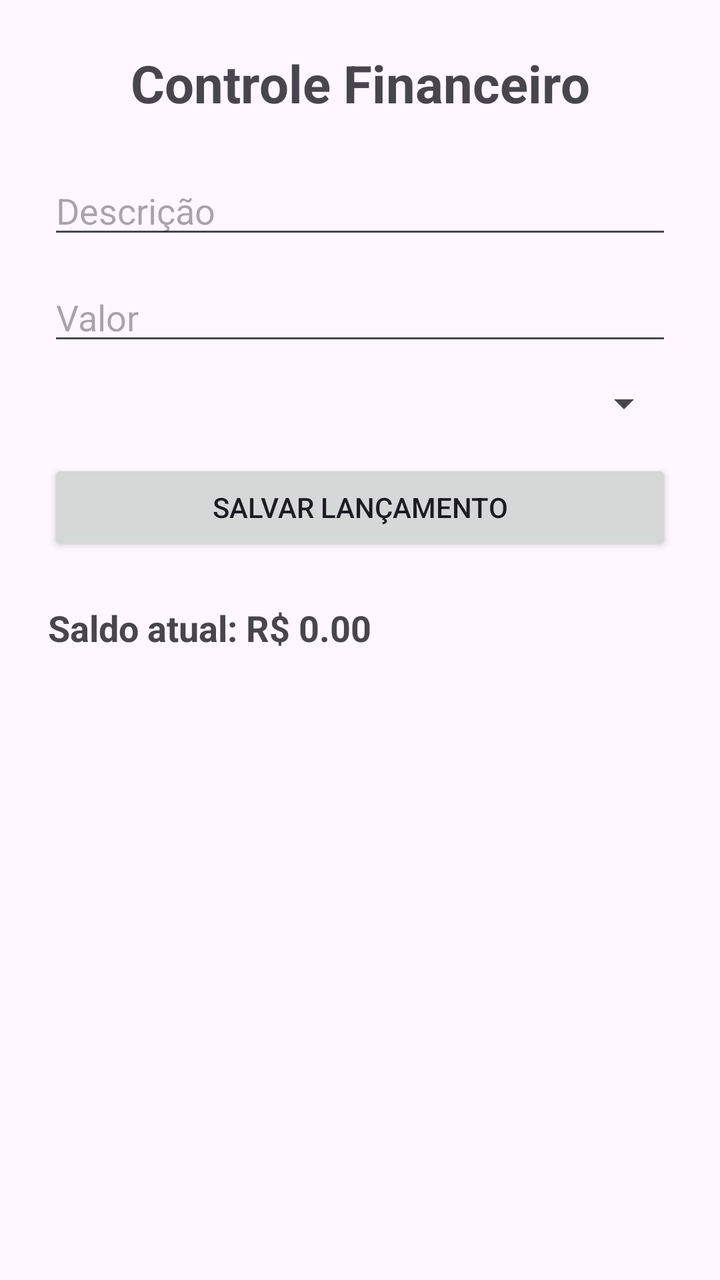
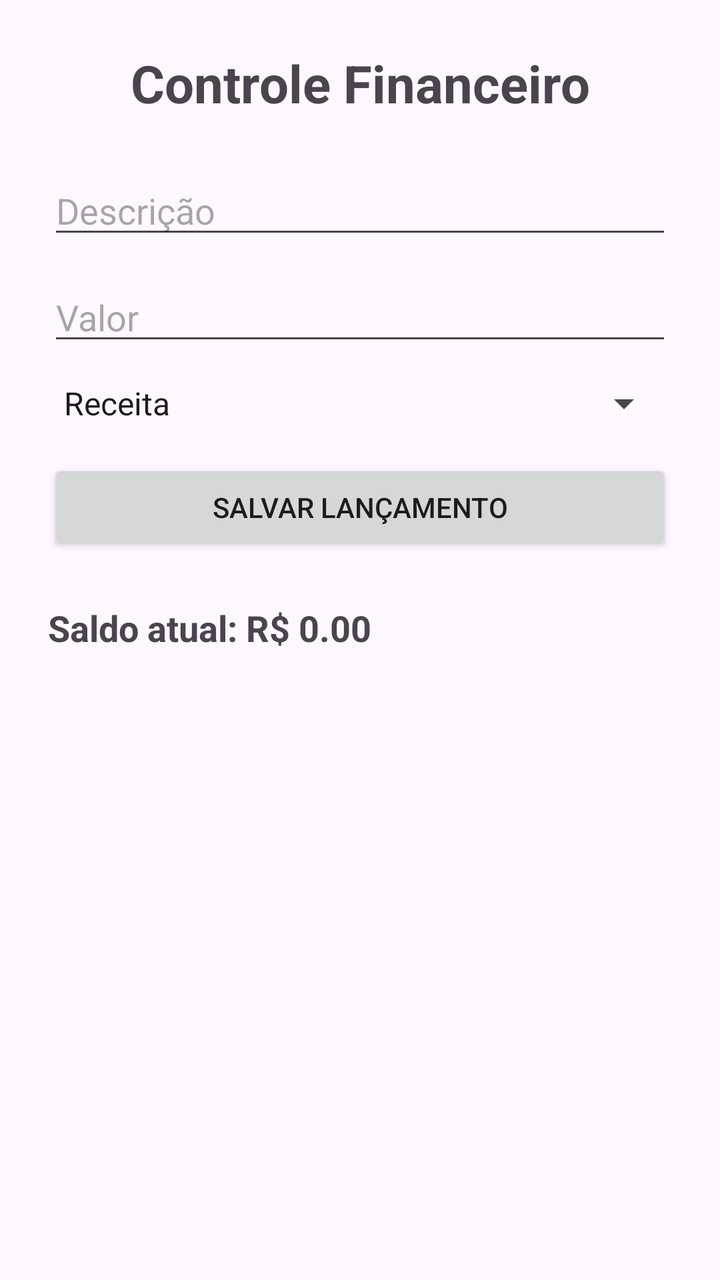

An Android layout rendered at two revisions. The XML below is the earlier revision; the diff shows what the commit changed to produce the second picture.
<!-- AndroidManifest.xml: application theme Theme.AppControlePro -->
<!-- res/layout/activity_financeiro.xml -->
<?xml version="1.0" encoding="utf-8"?>
<ScrollView xmlns:android="http://schemas.android.com/apk/res/android"
    xmlns:app="http://schemas.android.com/apk/res-auto"
    android:layout_width="match_parent"
    android:layout_height="match_parent"
    android:padding="24dp">

    <androidx.constraintlayout.widget.ConstraintLayout
        android:layout_width="match_parent"
        android:layout_height="wrap_content">

        
        <TextView
            android:id="@+id/txtTituloFinanceiro"
            android:layout_width="wrap_content"
            android:layout_height="wrap_content"
            android:text="Controle Financeiro"
            android:textSize="26sp"
            android:textStyle="bold"
            app:layout_constraintTop_toTopOf="parent"
            app:layout_constraintStart_toStartOf="parent"
            app:layout_constraintEnd_toEndOf="parent"/>

        
        <EditText
            android:id="@+id/edtDescricao"
            android:layout_width="0dp"
            android:layout_height="wrap_content"
            android:hint="Descrição"
            app:layout_constraintTop_toBottomOf="@id/txtTituloFinanceiro"
            app:layout_constraintStart_toStartOf="parent"
            app:layout_constraintEnd_toEndOf="parent"
            android:layout_marginTop="24dp"/>

        
        <EditText
            android:id="@+id/edtValor"
            android:layout_width="0dp"
            android:layout_height="wrap_content"
            android:hint="Valor"
            android:inputType="numberDecimal"
            app:layout_constraintTop_toBottomOf="@id/edtDescricao"
            app:layout_constraintStart_toStartOf="parent"
            app:layout_constraintEnd_toEndOf="parent"
            android:layout_marginTop="12dp"/>

        
        <Spinner
            android:id="@+id/edtTipo"
            android:layout_width="0dp"
            android:layout_height="wrap_content"
            app:layout_constraintTop_toBottomOf="@id/edtValor"
            app:layout_constraintStart_toStartOf="parent"
            app:layout_constraintEnd_toEndOf="parent"
            android:layout_marginTop="12dp"/>

        
        <Button
            android:id="@+id/btnSalvarLancamento"
            android:layout_width="0dp"
            android:layout_height="wrap_content"
            android:text="Salvar Lançamento"
            android:onClick="salvarLancamento"
            app:layout_constraintTop_toBottomOf="@id/edtTipo"
            app:layout_constraintStart_toStartOf="parent"
            app:layout_constraintEnd_toEndOf="parent"
            android:layout_marginTop="16dp"/>

        
        <TextView
            android:id="@+id/txtSaldo"
            android:layout_width="0dp"
            android:layout_height="wrap_content"
            android:text="Saldo atual: R$ 0.00"
            android:textSize="18sp"
            android:textStyle="bold"
            app:layout_constraintTop_toBottomOf="@id/btnSalvarLancamento"
            app:layout_constraintStart_toStartOf="parent"
            app:layout_constraintEnd_toEndOf="parent"
            android:layout_marginTop="24dp"/>

    </androidx.constraintlayout.widget.ConstraintLayout>

</ScrollView>
<!-- resources referenced by this layout -->
<resources>
  <style name="Theme.AppControlePro" parent="Base.Theme.AppControlePro" />
  <style name="Base.Theme.AppControlePro" parent="Theme.Material3.DayNight.NoActionBar">
          
          
      </style>
</resources>

<!-- the commit's change to res/layout/activity_financeiro.xml (unified diff, before → after) -->
@@ -19,7 +19,7 @@
             android:textStyle="bold"
             app:layout_constraintTop_toTopOf="parent"
             app:layout_constraintStart_toStartOf="parent"
-            app:layout_constraintEnd_toEndOf="parent"/>
+            app:layout_constraintEnd_toEndOf="parent" />
 
         
         <EditText
@@ -30,7 +30,7 @@
             app:layout_constraintTop_toBottomOf="@id/txtTituloFinanceiro"
             app:layout_constraintStart_toStartOf="parent"
             app:layout_constraintEnd_toEndOf="parent"
-            android:layout_marginTop="24dp"/>
+            android:layout_marginTop="24dp" />
 
         
         <EditText
@@ -42,17 +42,18 @@
             app:layout_constraintTop_toBottomOf="@id/edtDescricao"
             app:layout_constraintStart_toStartOf="parent"
             app:layout_constraintEnd_toEndOf="parent"
-            android:layout_marginTop="12dp"/>
+            android:layout_marginTop="12dp" />
 
         
         <Spinner
             android:id="@+id/edtTipo"
             android:layout_width="0dp"
             android:layout_height="wrap_content"
+            android:entries="@array/tipos_financeiro"
             app:layout_constraintTop_toBottomOf="@id/edtValor"
             app:layout_constraintStart_toStartOf="parent"
             app:layout_constraintEnd_toEndOf="parent"
-            android:layout_marginTop="12dp"/>
+            android:layout_marginTop="12dp" />
 
         
         <Button
@@ -64,7 +65,7 @@
             app:layout_constraintTop_toBottomOf="@id/edtTipo"
             app:layout_constraintStart_toStartOf="parent"
             app:layout_constraintEnd_toEndOf="parent"
-            android:layout_marginTop="16dp"/>
+            android:layout_marginTop="16dp" />
 
         
         <TextView
@@ -77,7 +78,7 @@
             app:layout_constraintTop_toBottomOf="@id/btnSalvarLancamento"
             app:layout_constraintStart_toStartOf="parent"
             app:layout_constraintEnd_toEndOf="parent"
-            android:layout_marginTop="24dp"/>
+            android:layout_marginTop="24dp" />
 
     </androidx.constraintlayout.widget.ConstraintLayout>
 
<!-- resource entries referenced after the edit -->
@@ -1,5 +1,9 @@
 <!-- resources referenced by this layout -->
 <resources>
+  <string-array name="tipos_financeiro">
+          <item>Receita</item>
+          <item>Despesa</item>
+      </string-array>
   <style name="Theme.AppControlePro" parent="Base.Theme.AppControlePro" />
   <style name="Base.Theme.AppControlePro" parent="Theme.Material3.DayNight.NoActionBar">
           
